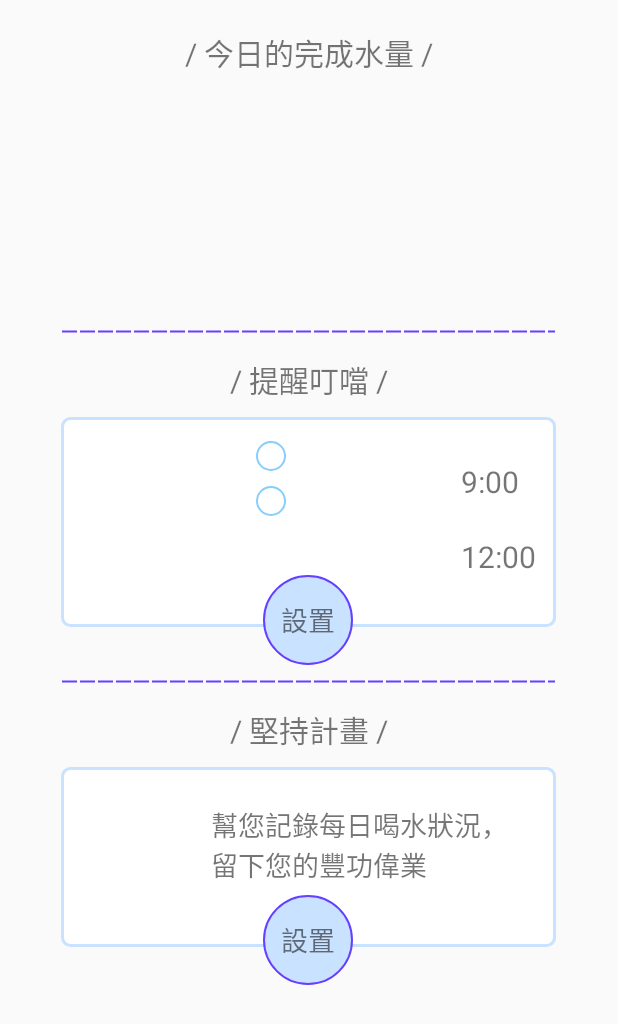
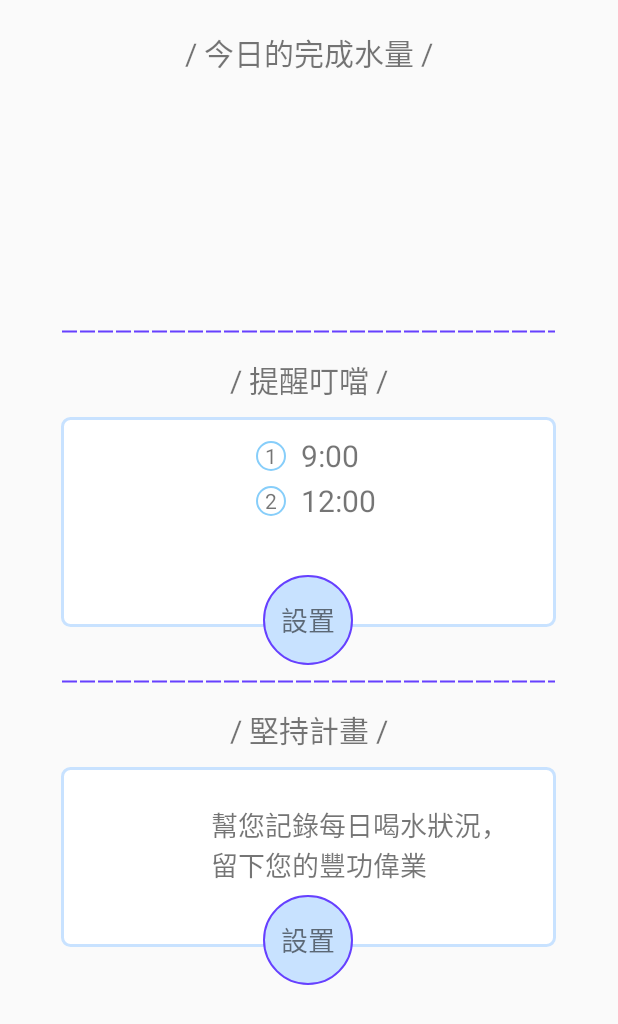
Before and after one commit to ftstc451810/ThirThir, an Android app: the screen it shows after launch (MainActivity), on a phone screen of 412 x 824 dp. Shown: the top 1024 px of the screen. Run offline under Robolectric (Android 15) with nearby library versions, the phone set to English and light mode, and no system bars.

Commit message:
no message

```diff
--- a/app/src/main/java/com/mac/thirthir_git/MainActivity.java
+++ b/app/src/main/java/com/mac/thirthir_git/MainActivity.java
@@ -69,16 +69,16 @@ public class MainActivity extends Activity {
             tv_set03.setVisibility(View.INVISIBLE);
         }else if(REMIND_COUNT == 2){
             tv_upper.setVisibility(View.VISIBLE);
-            tv_upper.setPadding(130,30,0,0);
+           // tv_upper.setPadding(130,30,0,0);//單位不一致，而且圖跟字會跑掉
             tv_set01.setVisibility(View.VISIBLE);
             tv_set01.setText(REMIND_TIME[0]);
-            tv_set01.setPadding(160,26,0,0);
+           // tv_set01.setPadding(160,26,0,0);
             tv_middle.setVisibility(View.VISIBLE);
-            tv_middle.setPadding(130,60,0,0);
+           // tv_middle.setPadding(130,60,0,0);
             tv_middle.setText("2");
             tv_set02.setVisibility(View.VISIBLE);
             tv_set02.setText(REMIND_TIME[1]);
-            tv_set02.setPadding(160,56,0,0);
+           // tv_set02.setPadding(160,56,0,0);
             tv_below.setVisibility(View.INVISIBLE);
             tv_set03.setVisibility(View.INVISIBLE);
         }else if(REMIND_COUNT == 3){
```
